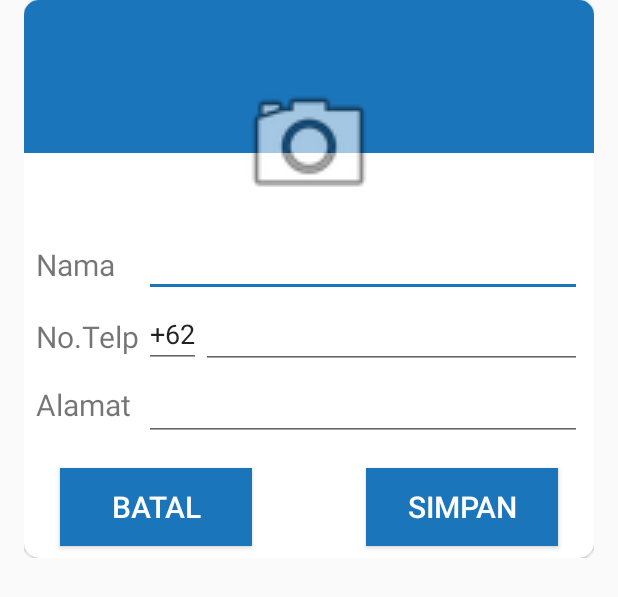
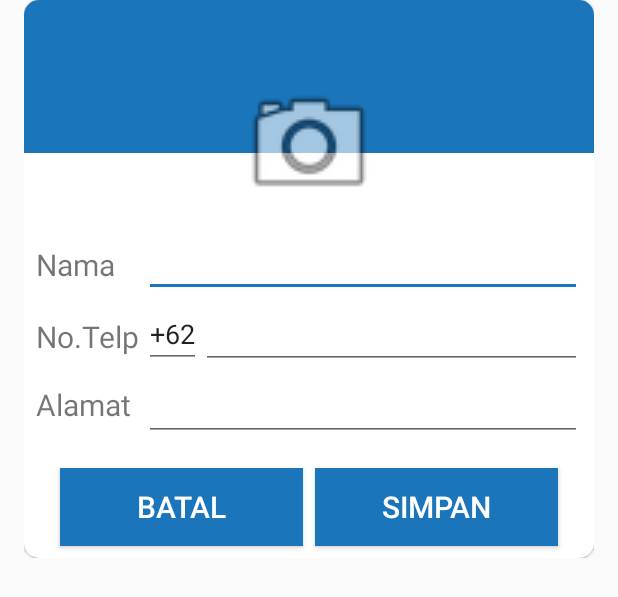
Before and after one commit to AkiraDT/ArisanV2, an Android app: the layout add_peserta_form.xml on its own in the app's theme, with its tools: preview values and no code run, on a phone screen of 412 x 824 dp. Shown: the top 597 px of the screen. Run offline under Robolectric (Android 15) with nearby library versions, the phone set to English and light mode, and no system bars.

Commit message:
fix add list and list preview

```diff
--- a/app/src/main/res/layout/add_peserta_form.xml
+++ b/app/src/main/res/layout/add_peserta_form.xml
@@ -140,14 +140,19 @@
                     </LinearLayout>
                 </LinearLayout>
         </android.support.v7.widget.CardView>
-
+        <LinearLayout
+            android:layout_alignParentBottom="true"
+            android:layout_width="match_parent"
+            android:layout_height="wrap_content"
+            android:orientation="horizontal"
+            android:elevation="1dp">
             <Button
                 android:id="@+id/cancel_button"
-            android:layout_width="128dp"
+                android:layout_width="0dp"
                 android:layout_height="52dp"
+                android:layout_weight="1"
                 android:clickable="true"
                 android:focusable="true"
-            android:layout_alignParentBottom="true"
                 android:layout_marginStart="24dp"
                 android:elevation="2dp"
                 android:layout_marginBottom="8dp"
@@ -156,10 +161,14 @@
                 android:textSize="20sp"
                 android:background="@color/colorPrimaryDark"
                 />
+            <View
+                android:layout_width="8dp"
+                android:layout_height="0dp"/>
             <Button
                 android:id="@+id/accept_button"
-            android:layout_width="128dp"
+                android:layout_width="0dp"
                 android:layout_height="52dp"
+                android:layout_weight="1"
                 android:clickable="true"
                 android:focusable="true"
                 android:layout_alignParentBottom="true"
@@ -172,5 +181,6 @@
                 android:textSize="20sp"
                 android:background="@color/colorPrimaryDark"
                 />
+        </LinearLayout>
     </RelativeLayout>
 </RelativeLayout>
```
Also changed, not shown: app/src/main/java/com/jamingup/arisanv2/AdapterPeserta.java (+5 -9 lines), app/src/main/java/com/jamingup/arisanv2/PesertaFragment.java (+27 -26 lines). Lines whose indentation alone changed are shown as unchanged.
